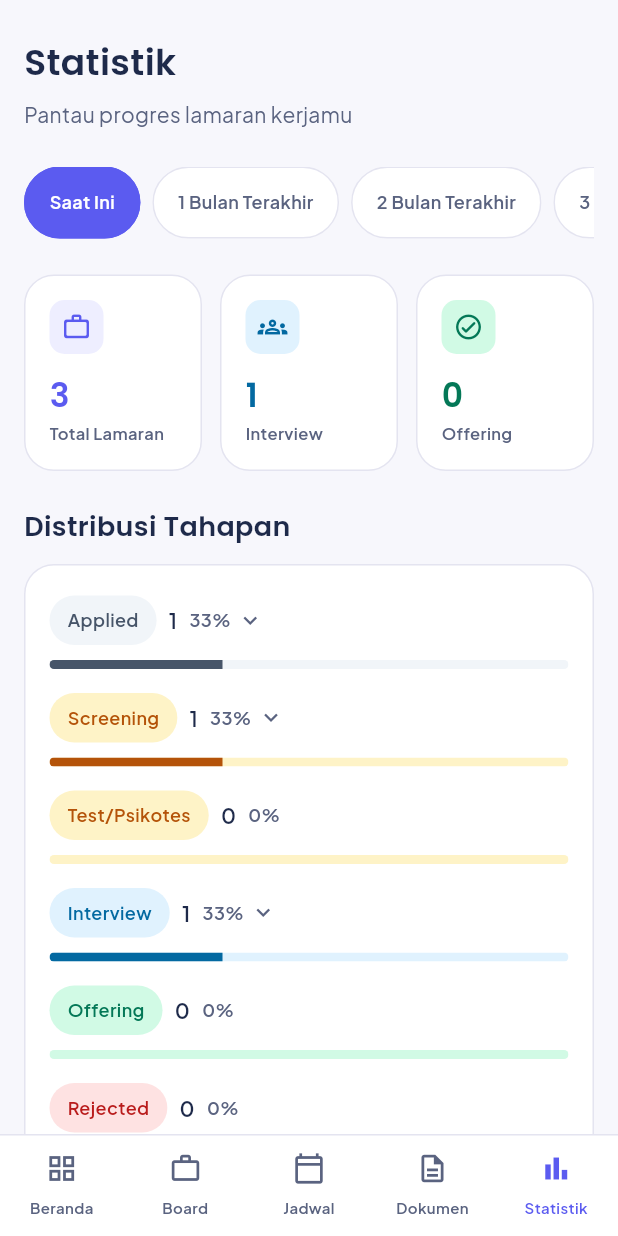
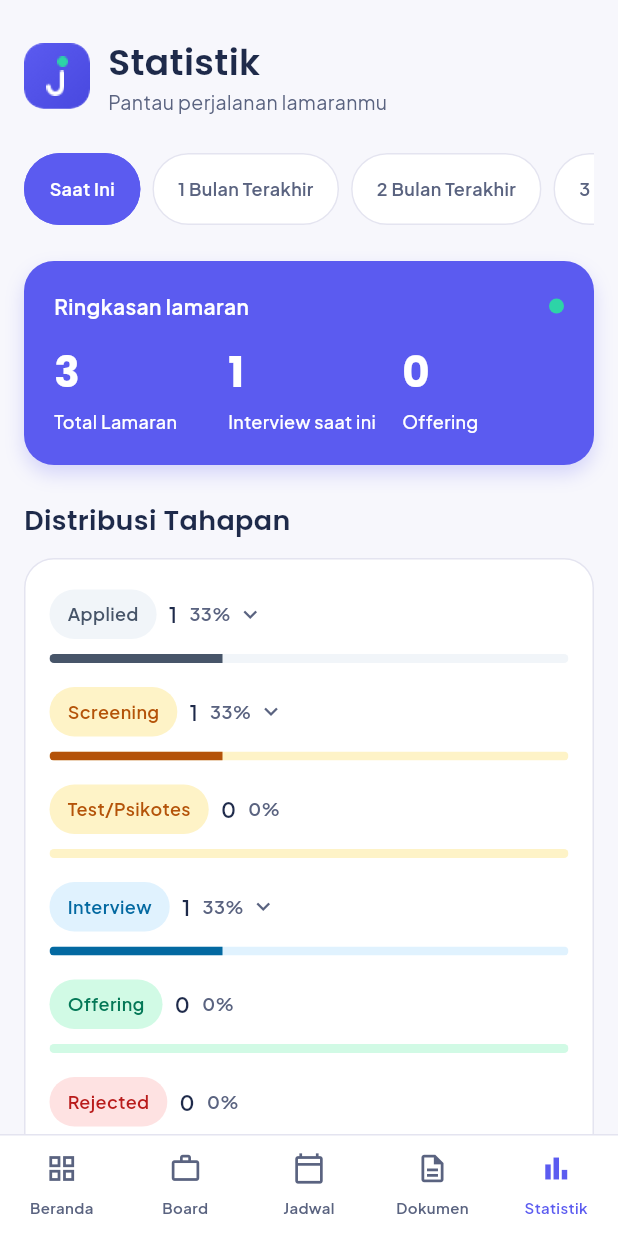
Before and after one commit to Ichsan3321/JobTrail, a Flutter app: the screen it shows after launch, item 5 of the bottom bar chosen, on a phone screen of 412 x 824 dp. Run offline on Flutter 3.47's test engine with Material 3 defaults, Android fonts, the phone set to English and light mode, and no system bars.

Commit message:
style(statistics): align summary layout with Figma

```diff
--- a/lib/screens/statistics/statistics_screen.dart
+++ b/lib/screens/statistics/statistics_screen.dart
@@ -132,15 +132,62 @@ class _StatisticsScreenState extends State<StatisticsScreen> {
         ),
         children: [
           // ── Header ──
+          Row(
+            children: [
+              ExcludeSemantics(
+                child: SizedBox(
+                  width: 44,
+                  height: 44,
+                  child: Stack(
+                    children: [
+                      Positioned.fill(
+                        child: ClipRRect(
+                          borderRadius: BorderRadius.circular(13),
+                          child: Image.asset(
+                            'assets/home/logo-background.png',
+                            fit: BoxFit.fill,
+                          ),
+                        ),
+                      ),
+                      Positioned(
+                        left: 22.3,
+                        top: 9.1,
+                        width: 7,
+                        height: 7,
+                        child: Image.asset('assets/home/logo-dot.png'),
+                      ),
+                      Positioned(
+                        left: 14.3,
+                        top: 17.6,
+                        width: 13.2,
+                        height: 18.7,
+                        child: Image.asset('assets/home/logo-letter.png'),
+                      ),
+                    ],
+                  ),
+                ),
+              ),
+              const SizedBox(width: AppSpacing.sm),
+              Expanded(
+                child: Column(
+                  crossAxisAlignment: CrossAxisAlignment.start,
+                  children: [
                     Text(
                       'Statistik',
                       key: const ValueKey('S07'),
                       style: AppTypography.heading,
                     ),
-          const SizedBox(height: AppSpacing.xs),
                     Text(
-            'Pantau progres lamaran kerjamu',
-            style: AppTypography.body.copyWith(color: AppColors.gray),
+                      'Pantau perjalanan lamaranmu',
+                      style: AppTypography.body.copyWith(
+                        color: AppColors.gray,
+                        fontSize: 13,
+                      ),
+                    ),
+                  ],
+                ),
+              ),
+            ],
           ),
           // Hidden total text for existing test compatibility.
           Text(
@@ -280,38 +327,93 @@ class _SummaryRow extends StatelessWidget {
   final int total;
 
   @override
-  Widget build(BuildContext context) => Row(
+  Widget build(BuildContext context) => Container(
+    key: const ValueKey('statistics-summary'),
+    padding: const EdgeInsets.all(20),
+    decoration: BoxDecoration(
+      color: AppColors.primary,
+      borderRadius: BorderRadius.circular(AppRadius.card),
+      boxShadow: [
+        BoxShadow(
+          color: AppColors.primary.withValues(alpha: 0.22),
+          blurRadius: 10,
+          offset: const Offset(0, 6),
+        ),
+      ],
+    ),
+    child: Column(
+      crossAxisAlignment: CrossAxisAlignment.start,
+      children: [
+        Row(
           children: [
             Expanded(
-        child: _SummaryCard(
-          label: 'Total Lamaran',
-          value: '$total',
-          icon: Icons.work_outline_rounded,
-          color: AppColors.primary,
-          backgroundColor: AppColors.primaryLight,
+              child: Text(
+                'Ringkasan lamaran',
+                style: AppTypography.body.copyWith(
+                  color: AppColors.white,
+                  fontWeight: FontWeight.w600,
                 ),
               ),
-      const SizedBox(width: AppSpacing.sm),
-      Expanded(
-        child: _SummaryCard(
-          label: 'Interview',
-          value: '${distribution[RecruitmentStatus.interview] ?? 0}',
-          icon: Icons.groups_outlined,
-          color: const Color(0xFF0369A1),
-          backgroundColor: const Color(0xFFE0F2FE),
             ),
+            const SizedBox(width: AppSpacing.xs),
+            const ExcludeSemantics(
+              child: DecoratedBox(
+                decoration: BoxDecoration(
+                  color: AppColors.mint,
+                  shape: BoxShape.circle,
                 ),
-      const SizedBox(width: AppSpacing.sm),
-      Expanded(
-        child: _SummaryCard(
-          label: 'Offering',
-          value: '${distribution[RecruitmentStatus.offering] ?? 0}',
-          icon: Icons.check_circle_outline_rounded,
-          color: const Color(0xFF047857),
-          backgroundColor: const Color(0xFFD1FAE5),
+                child: SizedBox.square(dimension: 10),
               ),
             ),
           ],
+        ),
+        const SizedBox(height: 14),
+        LayoutBuilder(
+          builder: (context, constraints) {
+            final stacked =
+                constraints.maxWidth < 250 ||
+                MediaQuery.textScalerOf(context).scale(12) > 18;
+            final metrics = [
+              _SummaryCard(
+                label: 'Total Lamaran',
+                value: '$total',
+                id: 'total',
+              ),
+              _SummaryCard(
+                label: 'Interview saat ini',
+                value: '${distribution[RecruitmentStatus.interview] ?? 0}',
+                id: 'interview',
+              ),
+              _SummaryCard(
+                label: 'Offering',
+                value: '${distribution[RecruitmentStatus.offering] ?? 0}',
+                id: 'offering',
+              ),
+            ];
+            if (stacked) {
+              return Column(
+                crossAxisAlignment: CrossAxisAlignment.stretch,
+                children: [
+                  for (var i = 0; i < metrics.length; i++) ...[
+                    if (i > 0) const SizedBox(height: AppSpacing.sm),
+                    metrics[i],
+                  ],
+                ],
+              );
+            }
+            return Row(
+              crossAxisAlignment: CrossAxisAlignment.start,
+              children: [
+                for (var i = 0; i < metrics.length; i++) ...[
+                  if (i > 0) const SizedBox(width: AppSpacing.xs),
+                  Expanded(child: metrics[i]),
+                ],
+              ],
+            );
+          },
+        ),
+      ],
+    ),
   );
 }
 
@@ -319,50 +421,34 @@ class _SummaryCard extends StatelessWidget {
   const _SummaryCard({
     required this.label,
     required this.value,
-    required this.icon,
-    required this.color,
-    required this.backgroundColor,
+    required this.id,
   });
   final String label;
   final String value;
-  final IconData icon;
-  final Color color;
-  final Color backgroundColor;
+  final String id;
 
   @override
-  Widget build(BuildContext context) => Container(
-    padding: const EdgeInsets.all(AppSpacing.md),
-    decoration: BoxDecoration(
-      color: AppColors.white,
-      borderRadius: BorderRadius.circular(AppRadius.card),
-      border: Border.all(color: AppColors.border),
-    ),
-    child: Column(
+  Widget build(BuildContext context) => Column(
+    key: ValueKey('statistics-summary-$id'),
     crossAxisAlignment: CrossAxisAlignment.start,
     children: [
-        Container(
-          width: 36,
-          height: 36,
-          decoration: BoxDecoration(
-            color: backgroundColor,
-            borderRadius: BorderRadius.circular(10),
-          ),
-          child: Icon(icon, size: 20, color: color),
-        ),
-        const SizedBox(height: AppSpacing.sm),
       Text(
         value,
-          style: AppTypography.heading.copyWith(fontSize: 22, color: color),
+        style: AppTypography.heading.copyWith(
+          fontSize: 28,
+          color: AppColors.white,
+          fontWeight: FontWeight.w700,
         ),
-        const SizedBox(height: 2),
+      ),
+      const SizedBox(height: 5),
       Text(
         label,
-          style: AppTypography.label.copyWith(fontSize: 11),
-          maxLines: 1,
-          overflow: TextOverflow.ellipsis,
+        style: AppTypography.label.copyWith(
+          color: AppColors.white,
+          fontWeight: FontWeight.w500,
+        ),
       ),
     ],
-    ),
   );
 }
 
```
Also changed, not shown: 1 other file. Lines whose indentation alone changed are shown as unchanged.
